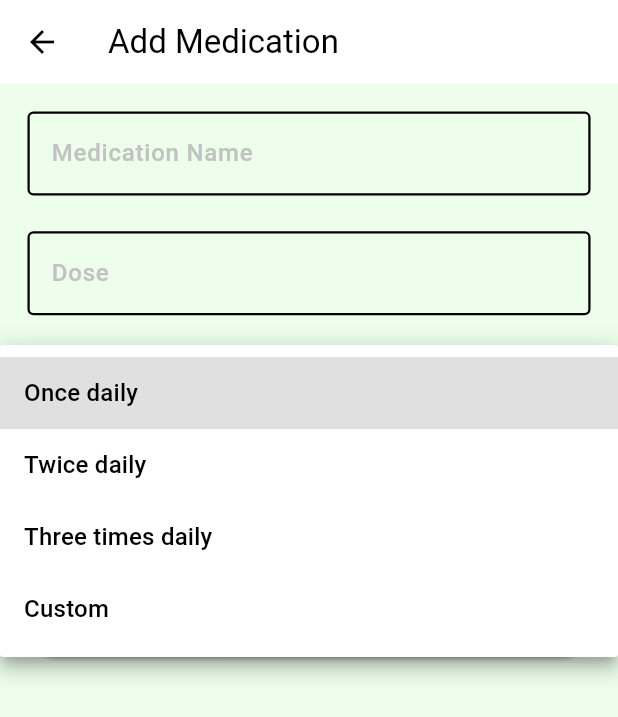
After one commit to NodeMedDisp/Node_App, a Flutter app: the MedicationEntryPage screen opened directly, after a tap on "How often will the medication be taken?", on a phone screen of 412 x 824 dp. The commit adds this screen. Shown: the top 717 px of the screen. Run offline on Flutter 3.47's test engine with Material 3 defaults, Android fonts, the phone set to English and light mode, and no system bars; our stand-ins replace awesome_dialog, cached_network_image, firebase_auth, firebase_core, flutter_bloc, flutter_blue_plus and 11 more; accounts and stored records are empty.

Commit message:
Changed Button Prescription to Medication. Created editing functionality to the medications when adding them.

```diff
--- a/lib/GetStarted/NIU surgery_selection_screen.dart
+++ b/lib/GetStarted/NIU surgery_selection_screen.dart
@@ -4,7 +4,7 @@ import 'package:flutter_screenutil/flutter_screenutil.dart';
 import 'package:gap/gap.dart';
 import 'package:path_provider/path_provider.dart';
 import 'dart:io';
-import 'prescription_question_screen.dart';
+import 'medication_question_screen.dart';
 import '/../../LoginComp/theming/styles.dart';
 import '/../../LoginComp/theming/colors.dart';
 
--- a/lib/GetStarted/get_started.dart
+++ b/lib/GetStarted/get_started.dart
@@ -3,7 +3,7 @@ import 'package:flutter_screenutil/flutter_screenutil.dart';
 import 'package:rive/rive.dart' as rive;
 import 'package:gap/gap.dart';
 import 'NIU surgery_selection_screen.dart';
-import 'enter_prescription_data.dart';
+import 'enter_medication_data.dart';
 import '../LoginComp/theming/styles.dart';
 import '../Helpers/rive_controller.dart';
 import 'package:flutter_blue_plus/flutter_blue_plus.dart';
--- a/lib/GetStarted/prescription_question_screen.dart
+++ b/lib/GetStarted/medication_question_screen.dart
@@ -1,7 +1,7 @@
 
 import 'package:gap/gap.dart';
 import 'package:flutter_screenutil/flutter_screenutil.dart';
-import '/GetStarted/enter_prescription_data.dart';
+import '/GetStarted/enter_medication_data.dart';
 
 import 'package:flutter/material.dart';
 import '/../../LoginComp/theming/styles.dart';
--- /dev/null
+++ b/lib/LoginComp/core/widgets/MedicationEntryPage.dart
@@ -0,0 +1,282 @@
+import 'package:flutter/material.dart';
+import 'package:flutter/material.dart';
+import 'package:flutter_screenutil/flutter_screenutil.dart';
+import '../../theming/colors.dart';
+import '../../theming/styles.dart';
+import '/../../LoginComp/theming/styles.dart';
+import '/../../LoginComp/theming/colors.dart';
+import 'package:intl/intl.dart';
+
+
+class MedicationEntryPage extends StatefulWidget {
+  final Map<String, String>? medication; // null = add mode
+
+  const MedicationEntryPage({super.key, this.medication});
+
+  @override
+  _MedicationEntryPageState createState() => _MedicationEntryPageState();
+}
+
+class _MedicationEntryPageState extends State<MedicationEntryPage> {
+  final TextEditingController _medicationController = TextEditingController();
+  final TextEditingController _doseController = TextEditingController();
+  final TextEditingController _daysController = TextEditingController();
+
+  String? _frequency;
+  int _numTimesPerDay = 0;
+  List<TimeOfDay?> _selectedTimes = [];
+
+  @override
+  void initState() {
+    super.initState();
+
+    if (widget.medication != null) {
+      // Pre-fill basic fields
+      _medicationController.text = widget.medication!['medication'] ?? '';
+      _doseController.text = widget.medication!['dose'] ?? '';
+      _daysController.text = widget.medication!['numberOfDays'] ?? '';
+      _frequency = widget.medication!['frequency'];
+
+      // Pre-fill times: parse the SAME format you used originally (time.format(context))
+      final timesString = widget.medication!['times'];
+      if (timesString != null && timesString.isNotEmpty) {
+        final timeStrings = timesString.split(',');
+
+        final locale = WidgetsBinding.instance.platformDispatcher.locale;
+        final formatter = DateFormat.jm(locale.toString());
+
+        _selectedTimes = timeStrings.map((raw) {
+          final t = raw.trim();
+          try {
+            final dt = formatter.parse(t);
+            return TimeOfDay(hour: dt.hour, minute: dt.minute);
+          } catch (_) {
+            // If parsing fails for any reason, skip this time
+            return null;
+          }
+        }).toList();
+
+        _numTimesPerDay = _selectedTimes.length;
+      } else {
+        _selectedTimes = [];
+        _numTimesPerDay = 0;
+      }
+    }
+  }
+
+  Future<void> _pickTime(int index) async {
+    final picked = await showTimePicker(
+      context: context,
+      initialTime: _selectedTimes[index] ?? TimeOfDay.now(),
+    );
+
+    if (picked != null) {
+      setState(() {
+        _selectedTimes[index] = picked;
+      });
+    }
+  }
+
+  @override
+  Widget build(BuildContext context) {
+    return Scaffold(
+      appBar: AppBar(
+        title: Text(
+          widget.medication == null ? "Add Medication" : "Edit Medication",
+        ),
+      ),
+      body: SingleChildScrollView(
+        padding: EdgeInsets.all(16.w),
+        child: Column(
+          crossAxisAlignment: CrossAxisAlignment.start,
+          children: [
+            // Medication Name
+            TextField(
+              controller: _medicationController,
+              decoration: InputDecoration(
+                labelText: "Medication Name",
+                labelStyle: TextStyles.font14Hint500Weight,
+                border: OutlineInputBorder(
+                  borderSide: BorderSide(color: Colors.grey[400]!),
+                ),
+                enabledBorder: const OutlineInputBorder(
+                  borderSide: BorderSide(color: Colors.black, width: 1.5),
+                ),
+                focusedBorder: const OutlineInputBorder(
+                  borderSide:
+                  BorderSide(color: ColorsManager.mainBlue, width: 2.0),
+                ),
+              ),
+            ),
+            SizedBox(height: 20.h),
+
+            // Dose
+            TextField(
+              controller: _doseController,
+              decoration: InputDecoration(
+                labelText: "Dose",
+                labelStyle: TextStyles.font14Hint500Weight,
+                border: OutlineInputBorder(
+                  borderSide: BorderSide(color: Colors.grey[400]!),
+                ),
+                enabledBorder: const OutlineInputBorder(
+                  borderSide: BorderSide(color: Colors.black, width: 1.5),
+                ),
+                focusedBorder: const OutlineInputBorder(
+                  borderSide:
+                  BorderSide(color: ColorsManager.mainBlue, width: 2.0),
+                ),
+              ),
+            ),
+            SizedBox(height: 20.h),
+
+            // Frequency Dropdown (your exact style/logic)
+            DropdownButtonFormField<String>(
+              decoration: InputDecoration(
+                labelText: "How often will the medication be taken?",
+                labelStyle: TextStyle(
+                  color: Colors.grey[600],
+                  fontWeight: FontWeight.w400,
+                ),
+                border: OutlineInputBorder(
+                  borderSide: BorderSide(color: Colors.grey[400]!),
+                ),
+                enabledBorder: const OutlineInputBorder(
+                  borderSide: BorderSide(color: Colors.black, width: 1.5),
+                ),
+                focusedBorder: const OutlineInputBorder(
+                  borderSide:
+                  BorderSide(color: ColorsManager.mainBlue, width: 2.0),
+                ),
+              ),
+              value: _frequency,
+              items: [
+                'Once daily',
+                'Twice daily',
+                'Three times daily',
+                'Custom'
+              ]
+                  .map((freq) =>
+                  DropdownMenuItem(value: freq, child: Text(freq)))
+                  .toList(),
+              onChanged: (value) {
+                setState(() {
+                  _frequency = value;
+
+                  switch (value) {
+                    case 'Once daily':
+                      _numTimesPerDay = 1;
+                      break;
+                    case 'Twice daily':
+                      _numTimesPerDay = 2;
+                      break;
+                    case 'Three times daily':
+                      _numTimesPerDay = 3;
+                      break;
+                    case 'Custom':
+                      _numTimesPerDay = 4;
+                      break;
+                    default:
+                      _numTimesPerDay = 0;
+                  }
+
+                  // Keep as many existing times as possible when frequency changes
+                  if (_selectedTimes.length >= _numTimesPerDay) {
+                    _selectedTimes =
+                        _selectedTimes.sublist(0, _numTimesPerDay);
+                  } else {
+                    _selectedTimes = [
+                      ..._selectedTimes,
+                      ...List.filled(
+                        _numTimesPerDay - _selectedTimes.length,
+                        null,
+                      ),
+                    ];
+                  }
+                });
+              },
+            ),
+            SizedBox(height: 20.h),
+
+            // Time Inputs based on selected frequency
+            if (_numTimesPerDay > 0) ...[
+              Column(
+                children: List.generate(_numTimesPerDay, (index) {
+                  return Padding(
+                    padding: EdgeInsets.only(bottom: 10.h), // Adjust spacing here
+                    child: Row(
+                      children: [
+                        Expanded(
+                          child: ElevatedButton(
+                            onPressed: () => _pickTime(index),
+                            style: ElevatedButton.styleFrom(
+                              padding: EdgeInsets.symmetric(vertical: 10.h),
+                            ),
+                            child: Text(
+                              _selectedTimes[index] == null
+                                  ? 'Select Time'
+                                  : 'Time: ${_selectedTimes[index]!.format(context)}',
+                              style: TextStyles.font14Hint500Weight
+                                  .copyWith(color: ColorsManager.mainBlue),
+                            ),
+                          ),
+                        ),
+                      ],
+                    ),
+                  );
+                }),
+              ),
+              SizedBox(height: 20.h),
+            ],
+
+            // Number of Days
+            TextField(
+              controller: _daysController,
+              keyboardType: TextInputType.number,
+              decoration: InputDecoration(
+                labelText: "Number of Days",
+                labelStyle: TextStyles.font14Hint500Weight,
+                border: OutlineInputBorder(
+                  borderSide: BorderSide(color: Colors.grey[400]!),
+                ),
+                enabledBorder: const OutlineInputBorder(
+                  borderSide: BorderSide(color: Colors.black, width: 1.5),
+                ),
+                focusedBorder: const OutlineInputBorder(
+                  borderSide:
+                  BorderSide(color: ColorsManager.mainBlue, width: 2.0),
+                ),
+              ),
+            ),
+            SizedBox(height: 20.h),
+
+            // Save Button
+            SizedBox(
+              width: double.infinity,
+              child: ElevatedButton(
+                onPressed: () {
+                  // Use the SAME format you use in enter_medication_data.dart
+                  final times = _selectedTimes
+                      .where((time) => time != null)
+                      .map((time) => time!.format(context))  // Format the TimeOfDay as a readable string
+                      .toList();
+
+                  Navigator.pop(context, {
+                    'medication': _medicationController.text,
+                    'dose': _doseController.text,
+                    'frequency': _frequency ?? '',
+                    'numberOfDays': _daysController.text,
+                    "times": times.join(', '),
+                  });
+                },
+                child: Text(
+                  widget.medication == null ? "Add Medication" : "Save Changes",
+                ),
+              ),
+            ),
+          ],
+        ),
+      ),
+    );
+  }
+}
```
Also changed, not shown: lib/GetStarted/enter_medication_data.dart (renamed from lib/GetStarted/enter_prescription_data.dart, +19 -0 lines), lib/HomePage/calendar_widg.dart (+13 -6 lines).
